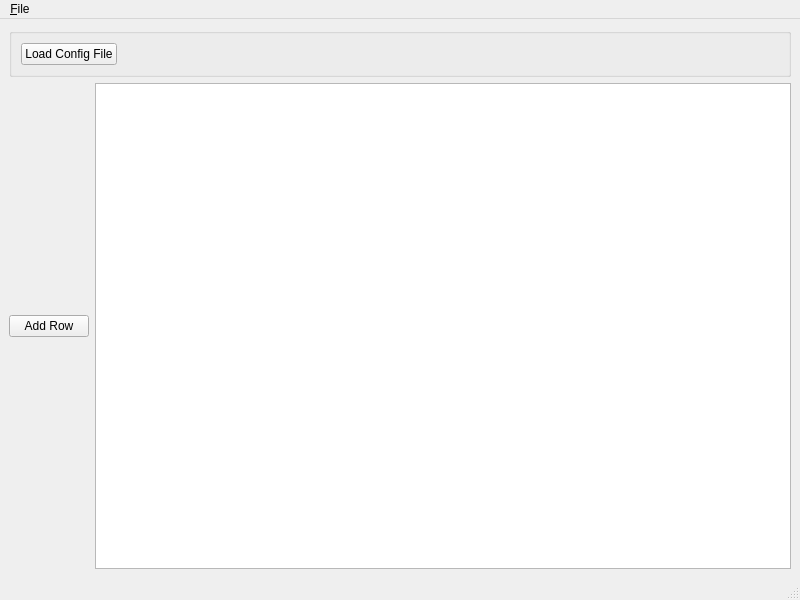
Before: the Qt Designer form project/app/ui/main_window.ui in LMaiorano/Link-Budget-Toolbox, drawn with Qt 5.
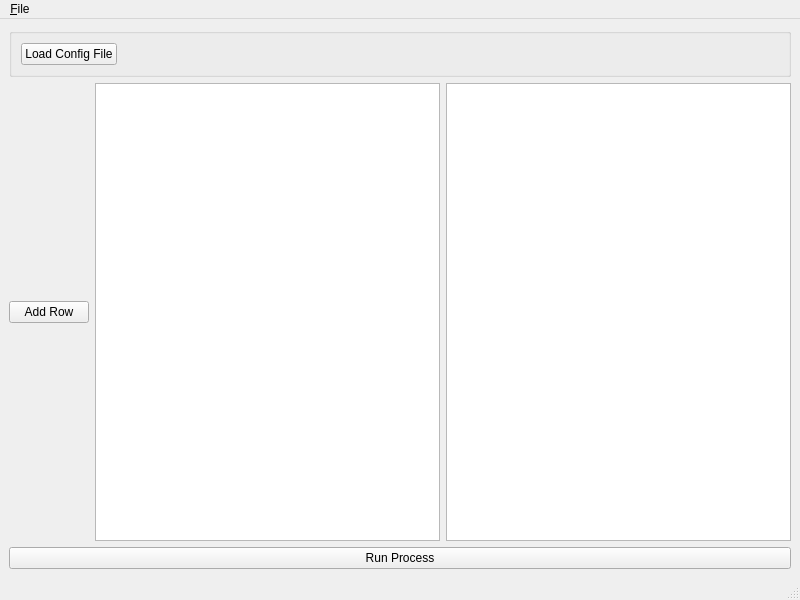
After: the same form once the commit is applied.

Commit message: main process button

```diff
--- a/project/app/ui/main_window.ui
+++ b/project/app/ui/main_window.ui
@@ -59,8 +59,18 @@
       <item>
        <widget class="QTableWidget" name="tbl_elements"/>
       </item>
+      <item>
+       <widget class="QTableView" name="tableView"/>
+      </item>
      </layout>
     </item>
+    <item>
+     <widget class="QPushButton" name="btn_run_process">
+      <property name="text">
+       <string>Run Process</string>
+      </property>
+     </widget>
+    </item>
    </layout>
   </widget>
   <widget class="QMenuBar" name="menubar">
```
Left out of the diff: 19 changed lines with no effect on the pictures. The commit also changes 2 other files.
